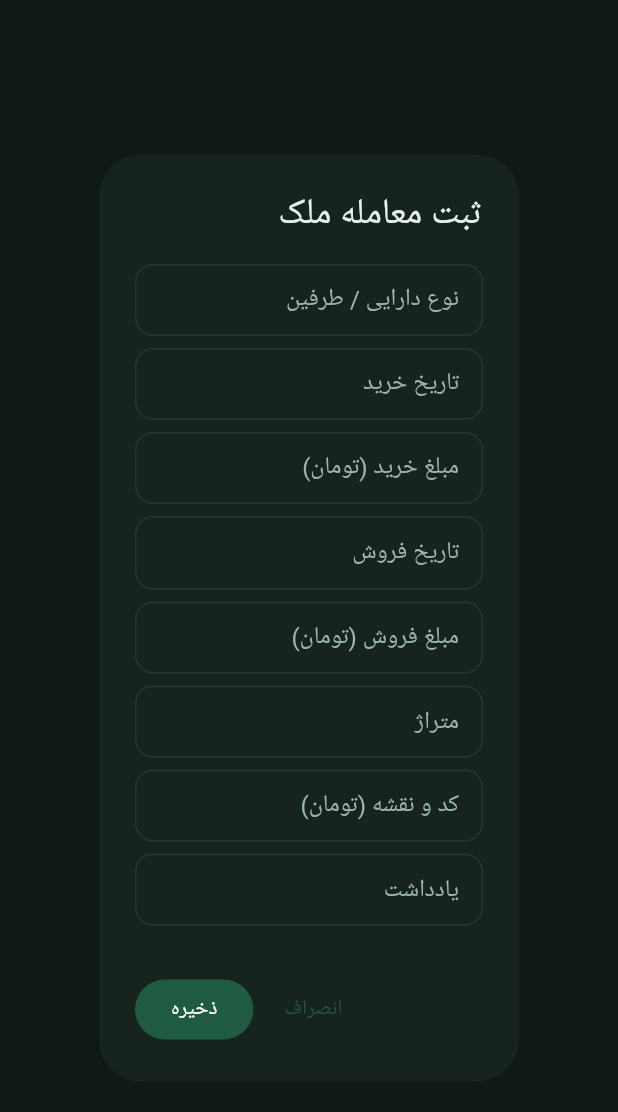
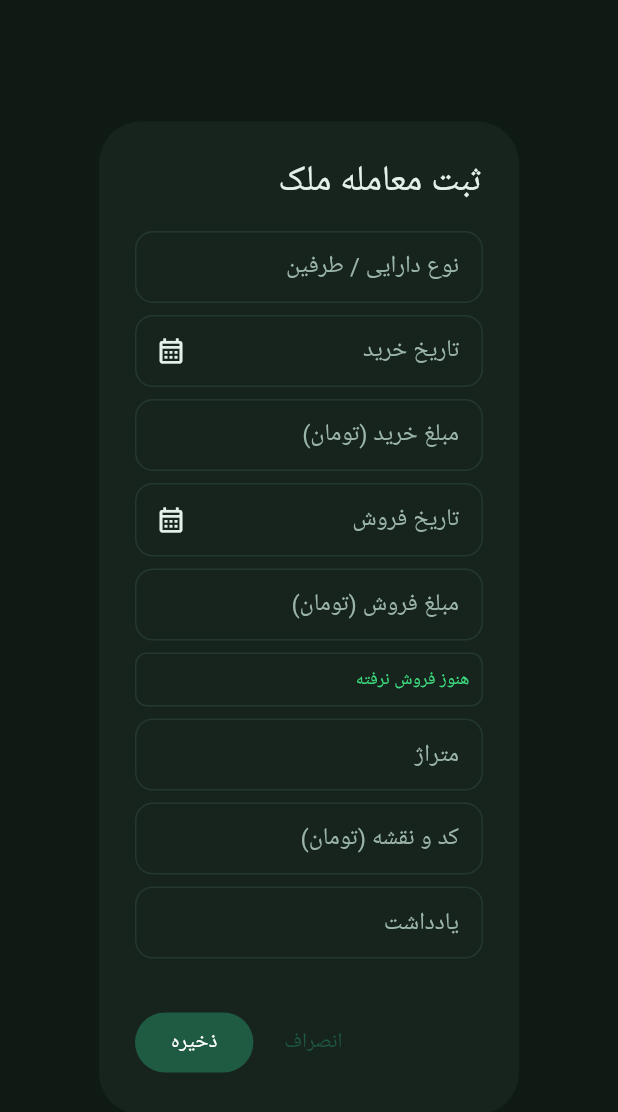
Before and after one commit to nox1020/invest, a Flutter app: the _TradeDialog widget shown alone on an empty page, opened directly, on a phone screen of 412 x 824 dp. Shown: the top 1112 px of the screen. Run offline on Flutter 3.47's test engine with Material 3 defaults, Android fonts, the phone set to English and light mode, and no system bars; our stand-ins replace file_picker, flutter_local_notifications, flutter_secure_storage, local_auth, shamsi_date, share_plus and 2 more; missing offline and left inert: local_auth_android, shared_preferences_platform_interface, smart_auth, workmanager; accounts and stored records are empty; network calls fail; Roboto replaces fonts that are missing (Tahoma).

Commit message:
Biz trade dialog: Jalali calendar picker, date validation, live profit/days preview; picker dropdowns no longer overflow on narrow screens

```diff
--- a/lib/ui/pages/biz_page.dart
+++ b/lib/ui/pages/biz_page.dart
@@ -8,7 +8,11 @@ import 'package:invest/domain/services/pwo_ledger.dart';
 import 'package:invest/domain/utils/money.dart';
 import 'package:invest/state/app_state.dart';
 import 'package:invest/ui/pages/pwo_page.dart';
+import 'package:invest/config/app_config.dart';
+import 'package:invest/domain/utils/dates.dart';
 import 'package:invest/ui/theme/app_theme.dart';
+import 'package:invest/ui/widgets/app_date_picker.dart';
+import 'package:shamsi_date/shamsi_date.dart';
 
 /// Binds [store] to the signed-in Vinor account, or shows its cache offline.
 Future<void> ensureBizReady(BuildContext context, BizStore store,
@@ -447,6 +451,51 @@ class _DialogResult {
   final bool delete;
 }
 
+/// Parses a Jalali date the way vinor biz_api does (Y/M/D or D/M/Y,
+/// Persian digits ok, year 1300–1600). Null when invalid.
+Jalali? parseBizDate(String raw) {
+  const fa = '۰۱۲۳۴۵۶۷۸۹', ar = '٠١٢٣٤٥٦٧٨٩';
+  final b = StringBuffer();
+  for (final r in raw.trim().runes) {
+    final ch = String.fromCharCode(r);
+    final i = fa.indexOf(ch), k = ar.indexOf(ch);
+    b.write(i >= 0 ? '$i' : k >= 0 ? '$k' : ch);
+  }
+  final m = RegExp(r'^(\d{1,4})[/\-.](\d{1,2})[/\-.](\d{1,4})$').firstMatch(b.toString());
+  if (m == null) return null;
+  final a = int.parse(m.group(1)!), mo = int.parse(m.group(2)!), c = int.parse(m.group(3)!);
+  final y = a > 31 ? a : c, d = a > 31 ? c : a;
+  if (y < 1300 || y > 1600 || mo < 1 || mo > 12 || d < 1) return null;
+  try {
+    final j = Jalali(y, mo, d);
+    if (d > j.monthLength) return null;
+    return j;
+  } catch (_) {
+    return null;
+  }
+}
+
+String bizDateText(Jalali j) =>
+    '${j.year.toString().padLeft(4, '0')}/${j.month.toString().padLeft(2, '0')}/${j.day.toString().padLeft(2, '0')}';
+
+/// Live preview of a trade, same formulas as the server.
+class BizTradePreview {
+  BizTradePreview({this.days, this.profit, this.pct});
+  final int? days;
+  final double? profit;
+  final double? pct;
+
+  static BizTradePreview compute(Jalali? buyD, Jalali? sellD, double buy, double sell) {
+    final sold = sellD != null && sell > 0;
+    final profit = sold ? sell - buy : null;
+    final days = (buyD != null && sellD != null)
+        ? sellD.toDateTime().difference(buyD.toDateTime()).inDays
+        : null;
+    return BizTradePreview(
+        days: days, profit: profit, pct: profit != null && sell > 0 ? profit / sell * 100 : null);
+  }
+}
+
 class _TradeDialog extends StatefulWidget {
   const _TradeDialog({this.t});
   final PropertyTrade? t;
@@ -486,10 +535,94 @@ class _TradeDialogState extends State<_TradeDialog> {
         ),
       );
 
+  @override
+  void initState() {
+    super.initState();
+    for (final c in [_buyDate, _sellDate, _buy, _sell]) {
+      c.addListener(_changed);
+    }
+  }
+
+  void _changed() {
+    if (mounted) setState(() {});
+  }
+
+  Future<void> _pick(TextEditingController c, String label) async {
+    final cur = parseBizDate(c.text) ?? parseBizDate(_buyDate.text);
+    final iso = await pickAppDate(context,
+        calendar: AppConfig.calendarJalali,
+        initialIso: cur == null ? null : toIsoDate(cur.toDateTime()),
+        firstDate: Jalali(1300, 1, 1).toDateTime(),
+        lastDate: DateTime.now().add(const Duration(days: 3650)),
+        helpText: label);
+    if (iso == null) return;
+    c.text = bizDateText(Jalali.fromDateTime(parseIsoDate(iso)));
+  }
+
+  Widget _date(TextEditingController c, String label, String hint, String k) {
+    final txt = c.text.trim();
+    final j = txt.isEmpty ? null : parseBizDate(txt);
+    return Padding(
+      padding: const EdgeInsets.only(bottom: 8),
+      child: TextField(
+        key: ValueKey(k),
+        controller: c,
+        decoration: InputDecoration(
+          labelText: label,
+          hintText: hint,
+          isDense: true,
+          helperText: j == null ? null : formatDisplayDate(toIsoDate(j.toDateTime()), AppConfig.calendarJalali),
+          errorText: txt.isNotEmpty && j == null ? 'تاریخ نامعتبر است.' : null,
+          suffixIcon: IconButton(
+            key: ValueKey('$k-pick'),
+            tooltip: 'انتخاب از تقویم',
+            icon: const Icon(Icons.calendar_month_outlined, size: 20),
+            onPressed: () => _pick(c, label),
+          ),
+        ),
+      ),
+    );
+  }
+
+  Widget _preview() {
+    final buyD = parseBizDate(_buyDate.text);
+    final sellD = _sellDate.text.trim().isEmpty ? null : parseBizDate(_sellDate.text);
+    final p = BizTradePreview.compute(buyD, sellD,
+        parseFlexibleNumber(_buy.text) ?? 0, parseFlexibleNumber(_sell.text) ?? 0);
+    final parts = <String>[
+      if (p.days != null) 'مدت نگهداری ${p.days} روز',
+      if (p.profit != null)
+        '${p.profit! < 0 ? 'زیان' : 'سود'} ${_m(p.profit!.abs())}${p.pct == null ? '' : ' (${p.pct!.toStringAsFixed(1)}٪)'}',
+      if (p.profit == null) 'هنوز فروش نرفته',
+    ];
+    final neg = (p.profit ?? 0) < 0 || (p.days ?? 0) < 0;
+    return Container(
+      key: const ValueKey('biz-f-preview'),
+      width: double.infinity,
+      margin: const EdgeInsets.only(bottom: 8),
+      padding: const EdgeInsets.all(8),
+      decoration: BoxDecoration(
+          borderRadius: BorderRadius.circular(8),
+          border: Border.all(color: AppTheme.border)),
+      child: Text(
+        (p.days ?? 0) < 0 ? 'تاریخ فروش پیش از تاریخ خرید است' : parts.join(' · '),
+        textAlign: TextAlign.right,
+        style: TextStyle(color: neg ? AppTheme.negative : AppTheme.positive, fontSize: 12),
+      ),
+    );
+  }
+
   void _submit() {
     final buy = parseFlexibleNumber(_buy.text);
     if (_buyDate.text.trim().isEmpty || buy == null || buy <= 0) {
       setState(() => _err = 'تاریخ خرید و مبلغ خرید لازم است.');
+      return;
+    }
+    final bd = parseBizDate(_buyDate.text);
+    final sdText = _sellDate.text.trim();
+    final sd = sdText.isEmpty ? null : parseBizDate(sdText);
+    if (bd == null || (sdText.isNotEmpty && sd == null)) {
+      setState(() => _err = 'تاریخ نامعتبر است.');
       return;
     }
     Navigator.of(context).pop(_DialogResult({
@@ -513,10 +646,11 @@ class _TradeDialogState extends State<_TradeDialog> {
         content: SingleChildScrollView(
           child: Column(mainAxisSize: MainAxisSize.min, children: [
             _f(_title, 'نوع دارایی / طرفین', key: const ValueKey('biz-f-title')),
-            _f(_buyDate, 'تاریخ خرید', hint: '1405/01/20', key: const ValueKey('biz-f-buy-date')),
+            _date(_buyDate, 'تاریخ خرید', '1405/01/20', 'biz-f-buy-date'),
             _f(_buy, 'مبلغ خرید (تومان)', num: true, key: const ValueKey('biz-f-buy')),
-            _f(_sellDate, 'تاریخ فروش', hint: 'خالی = هنوز فروش نرفته', key: const ValueKey('biz-f-sell-date')),
+            _date(_sellDate, 'تاریخ فروش', 'خالی = هنوز فروش نرفته', 'biz-f-sell-date'),
             _f(_sell, 'مبلغ فروش (تومان)', num: true, key: const ValueKey('biz-f-sell')),
+            _preview(),
             _f(_area, 'متراژ', num: true),
             _f(_extra, 'کد و نقشه (تومان)', num: true),
             _f(_note, 'یادداشت'),
--- a/lib/ui/widgets/app_date_picker.dart
+++ b/lib/ui/widgets/app_date_picker.dart
@@ -96,6 +96,7 @@ Future<String?> _pickJalaliDate(
                     Expanded(
                       flex: 3,
                       child: DropdownButtonFormField<int>(
+                        isExpanded: true,
                         // ignore: deprecated_member_use
                         value: j.year,
                         decoration: const InputDecoration(
@@ -123,6 +124,7 @@ Future<String?> _pickJalaliDate(
                     Expanded(
                       flex: 4,
                       child: DropdownButtonFormField<int>(
+                        isExpanded: true,
                         // ignore: deprecated_member_use
                         value: j.month,
                         decoration: const InputDecoration(
@@ -149,6 +151,7 @@ Future<String?> _pickJalaliDate(
                     Expanded(
                       flex: 2,
                       child: DropdownButtonFormField<int>(
+                        isExpanded: true,
                         // ignore: deprecated_member_use
                         value: j.day.clamp(1, monthLen),
                         decoration: const InputDecoration(
```
Also changed, not shown: 1 other file.
